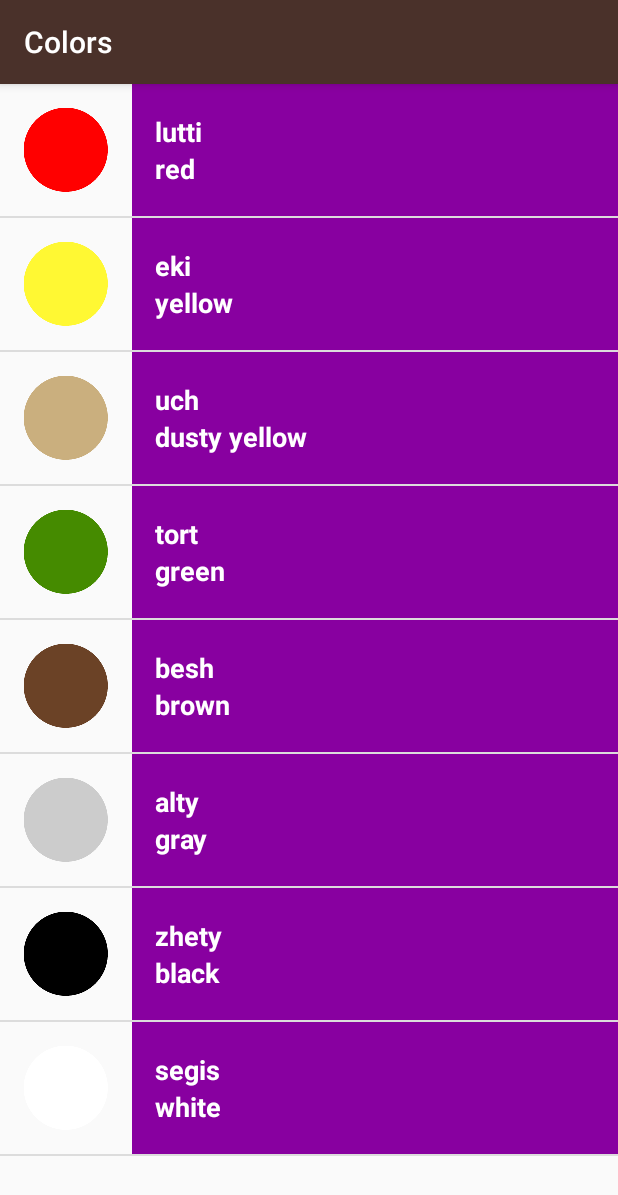
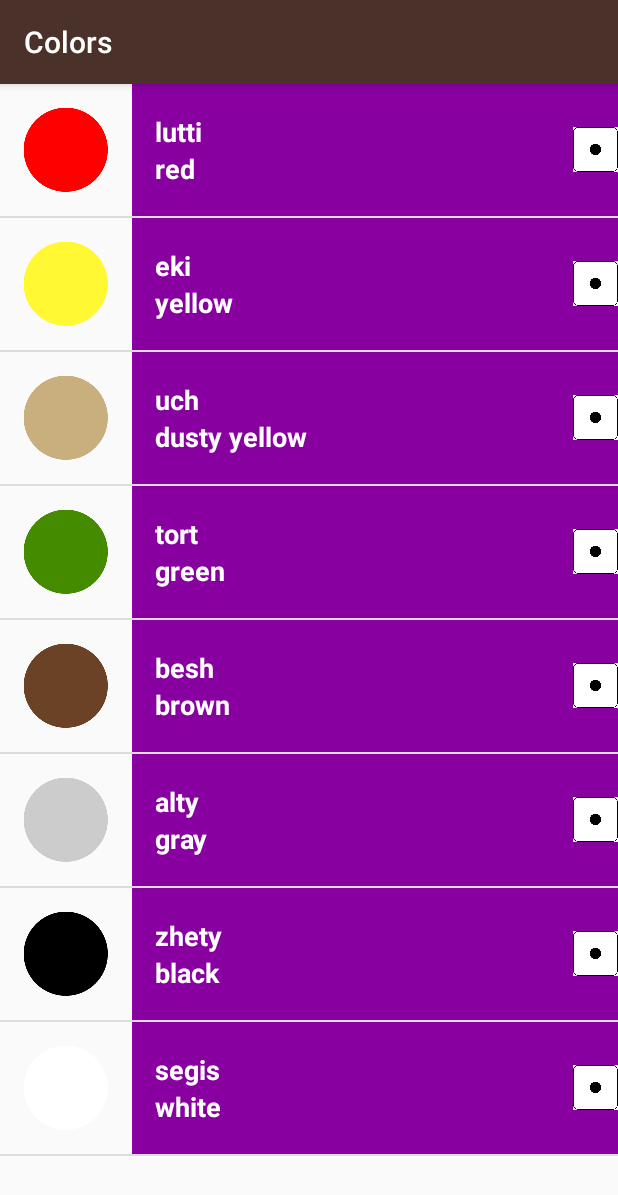
Before and after one commit to Bad-lion/miWok, an Android app: the ColorsActivity screen opened directly, with no data from a screen before it, on a phone screen of 412 x 824 dp. Shown: the top 1195 px of the screen. Run offline under Robolectric (Android 15) with nearby library versions, the phone set to English and light mode, and no system bars.

Commit message:
test 12.10

```diff
--- a/app/src/main/res/layout/list_item.xml
+++ b/app/src/main/res/layout/list_item.xml
@@ -1,6 +1,11 @@
 <?xml version="1.0" encoding="utf-8"?>
-<LinearLayout xmlns:android="http://schemas.android.com/apk/res/android"
+<RelativeLayout xmlns:android="http://schemas.android.com/apk/res/android"
+    xmlns:app="http://schemas.android.com/apk/res-auto"
     xmlns:tools="http://schemas.android.com/tools"
+    android:layout_width="match_parent"
+    android:layout_height="@dimen/list_item_height">
+
+    <LinearLayout
         android:layout_width="match_parent"
         android:layout_height="match_parent"
         android:minHeight="@dimen/list_item_height"
@@ -9,27 +14,29 @@
         <ImageView
             android:id="@+id/image"
             android:layout_width="@dimen/list_item_height"
-        android:layout_height="@dimen/list_item_height">
-    </ImageView>
+            android:layout_height="@dimen/list_item_height"></ImageView>
 
         <LinearLayout
             android:id="@+id/text_container"
             android:layout_width="match_parent"
             android:layout_height="@dimen/list_item_height"
-        android:paddingLeft="15dp"
             android:background="@color/category_numbers"
-        android:orientation="vertical">
+            android:orientation="vertical"
+            android:paddingLeft="15dp">
 
             <TextView
                 android:id="@+id/miwokTextView"
                 android:layout_width="match_parent"
                 android:layout_height="0dp"
+                android:layout_weight="1"
                 android:gravity="bottom"
-            android:layout_weight="1"
                 android:textAppearance="?android:textAppearanceMedium"
                 android:textColor="@android:color/white"
                 android:textStyle="bold"
                 tools:text="lutti" />
+
+
+
 
             <TextView
                 android:id="@+id/defaultTextView"
@@ -43,6 +50,17 @@
                 tools:text="one" />
 
         </LinearLayout>
+    </LinearLayout>
 
+    <ImageView
+        android:layout_width="30dp"
+        android:layout_height="30dp"
+        android:src="@drawable/pict"
+        android:layout_alignParentEnd="true"
+        android:layout_centerVertical="true"
+        android:marginRight="15dp"
+        android:background="@android:color/white">
 
-</LinearLayout>
+    </ImageView>
+
+</RelativeLayout>
```
Also changed, not shown: app/src/main/res/drawable-xxhdpi/pict.png (added). Lines whose indentation alone changed are shown as unchanged.
